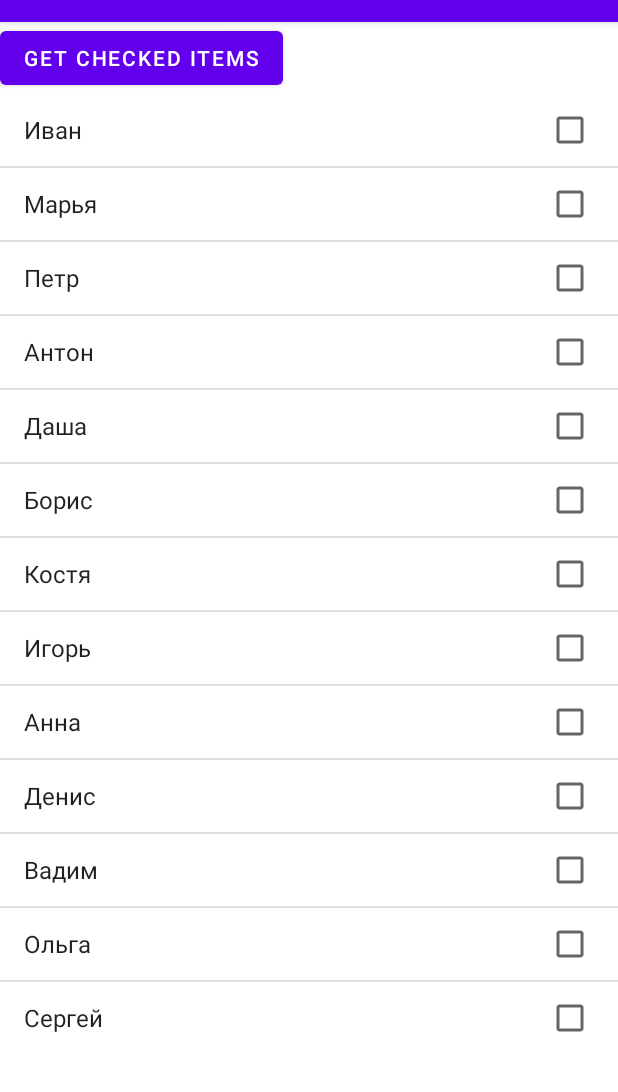
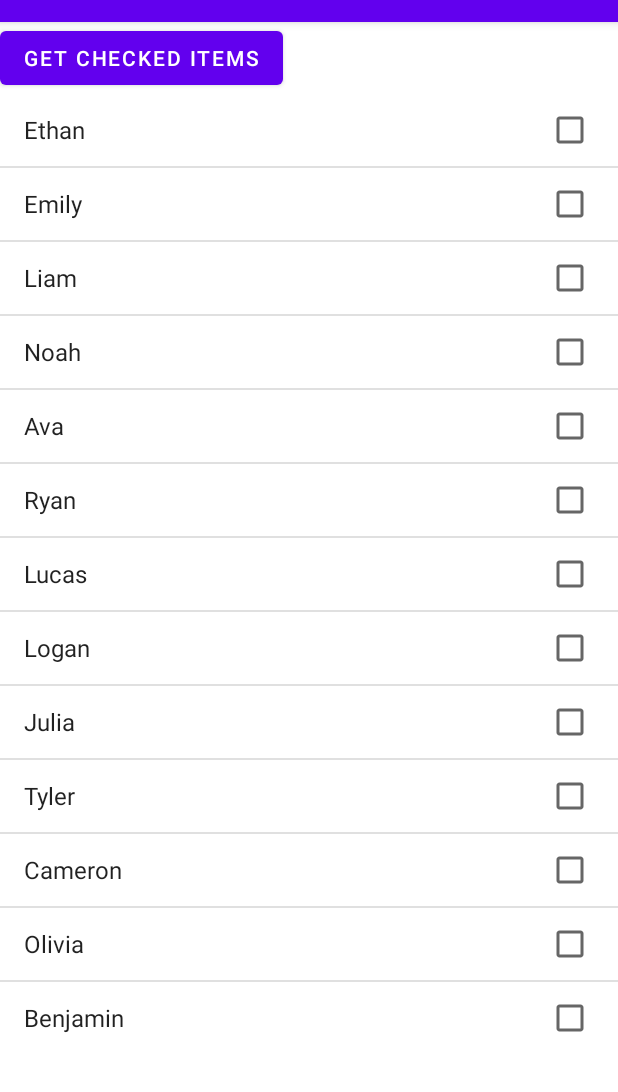
Before and after one commit to Turskyi/SimpleListChoice, an Android app: the screen it shows after launch (MainActivity), on a phone screen of 412 x 824 dp, the part 62-1154 px from its top. Run offline under Robolectric (Android 15) with nearby library versions, the phone set to English and light mode, and no system bars.

Commit message:
:art: chore(main): Add README.md, update Kotlin version to 2.0.0, Gradle version to 8.7, and dependencies versions in `build.gradle` files. Update compileSdkVersion and targetSdkVersion to 34 in `app/build.gradle`. Fix namespace in `app/build.gradle`.
Signed-off-by: Dmytro Turskyi <dmytro.turskyi@gmail.com>

```diff
--- a/app/src/main/AndroidManifest.xml
+++ b/app/src/main/AndroidManifest.xml
@@ -10,7 +10,9 @@
         android:supportsRtl="true"
         android:theme="@style/Theme.ListChoice"
         android:fullBackupContent="@xml/backup_descriptor">
-        <activity android:name=".MainActivity">
+        <activity
+            android:name=".MainActivity"
+            android:exported="true">
             <intent-filter>
                 <action android:name="android.intent.action.MAIN" />
 
--- a/app/src/main/java/io/github/turskyi/listchoice/MainActivity.kt
+++ b/app/src/main/java/io/github/turskyi/listchoice/MainActivity.kt
@@ -10,14 +10,13 @@ import android.widget.ListView
 import android.widget.Toast
 import androidx.appcompat.app.AppCompatActivity
 
-
 class MainActivity : AppCompatActivity(), View.OnClickListener {
 
     companion object {
         const val LOG_TAG = "myLogs"
     }
 
-    lateinit var lvMain: ListView
+    private lateinit var lvMain: ListView
     private lateinit var names: Array<String>
 
     /** Called when the activity is first created.  */
@@ -25,9 +24,9 @@ class MainActivity : AppCompatActivity(), View.OnClickListener {
         super.onCreate(savedInstanceState)
         setContentView(R.layout.activity_main)
         lvMain = findViewById<View>(R.id.lv_main) as ListView
-        /** setting the mode for selecting list items */
+        /** Setting the mode for selecting list items. */
 
-         /** for single choice */
+        /** For single choice. */
 //        lvMain.choiceMode = ListView.CHOICE_MODE_SINGLE
 
         /* Create an adapter using an array from a resource file */
@@ -35,7 +34,7 @@ class MainActivity : AppCompatActivity(), View.OnClickListener {
 //                this, R.array.names,
 //                android.R.layout.simple_list_item_single_choice)
 
-        /** for multiple choice */
+        /** For multiple choice. */
         lvMain.choiceMode = ListView.CHOICE_MODE_MULTIPLE
 
         val adapter = ArrayAdapter.createFromResource(
@@ -51,13 +50,13 @@ class MainActivity : AppCompatActivity(), View.OnClickListener {
     }
 
    override fun onClick(arg0: View?) {
-        /** writing the selected items to the log */
+       /** Writing the selected items to the log. */
 
-       /** for single choice */
+       /** For single choice. */
 //        Log.d(LOG_TAG, "checked: " + names[lvMain.checkedItemPosition])
 //       Toast.makeText(this, "checked: " + names[lvMain.checkedItemPosition], Toast.LENGTH_LONG).show()
 
-       /** for multiple choice */
+       /** For multiple choice. */
        Log.d(LOG_TAG, "checked: ")
        val sbArray: SparseBooleanArray = lvMain.checkedItemPositions
        val checkedItems:MutableList<String> = mutableListOf()
--- a/app/src/main/res/values/strings.xml
+++ b/app/src/main/res/values/strings.xml
@@ -2,18 +2,18 @@
     <string name="app_name">List Choice</string>
     <string name="get_checked_items">Get checked items</string>
     <string-array name="names">
-        <item>Иван</item>
-        <item>Марья</item>
-        <item>Петр</item>
-        <item>Антон</item>
-        <item>Даша</item>
-        <item>Борис</item>
-        <item>Костя</item>
-        <item>Игорь</item>
-        <item>Анна</item>
-        <item>Денис</item>
-        <item>Вадим</item>
-        <item>Ольга</item>
-        <item>Сергей</item>
+        <item>Ethan</item>
+        <item>Emily</item>
+        <item>Liam</item>
+        <item>Noah</item>
+        <item>Ava</item>
+        <item>Ryan</item>
+        <item>Lucas</item>
+        <item>Logan</item>
+        <item>Julia</item>
+        <item>Tyler</item>
+        <item>Cameron</item>
+        <item>Olivia</item>
+        <item>Benjamin</item>
     </string-array>
 </resources>
```
Also changed, not shown: app/build.gradle (+9 -8 lines), build.gradle (+5 -5 lines), gradle/wrapper/gradle-wrapper.properties, 2 other files.
